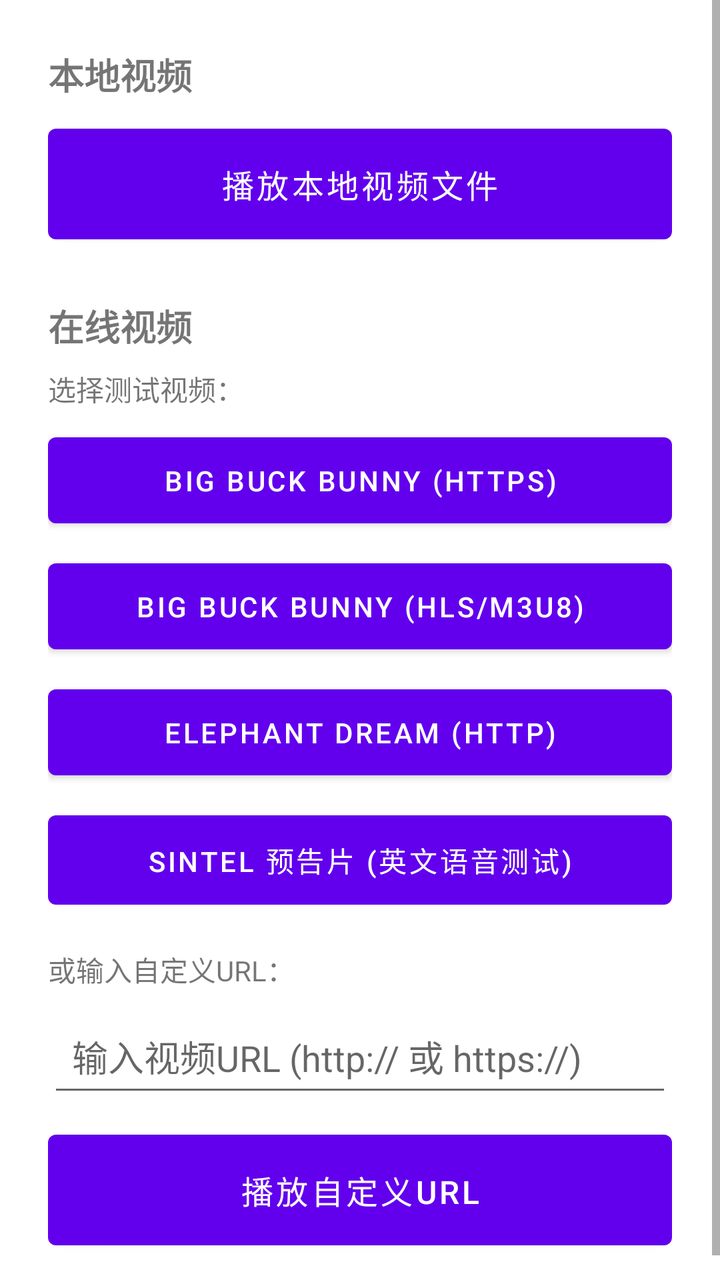
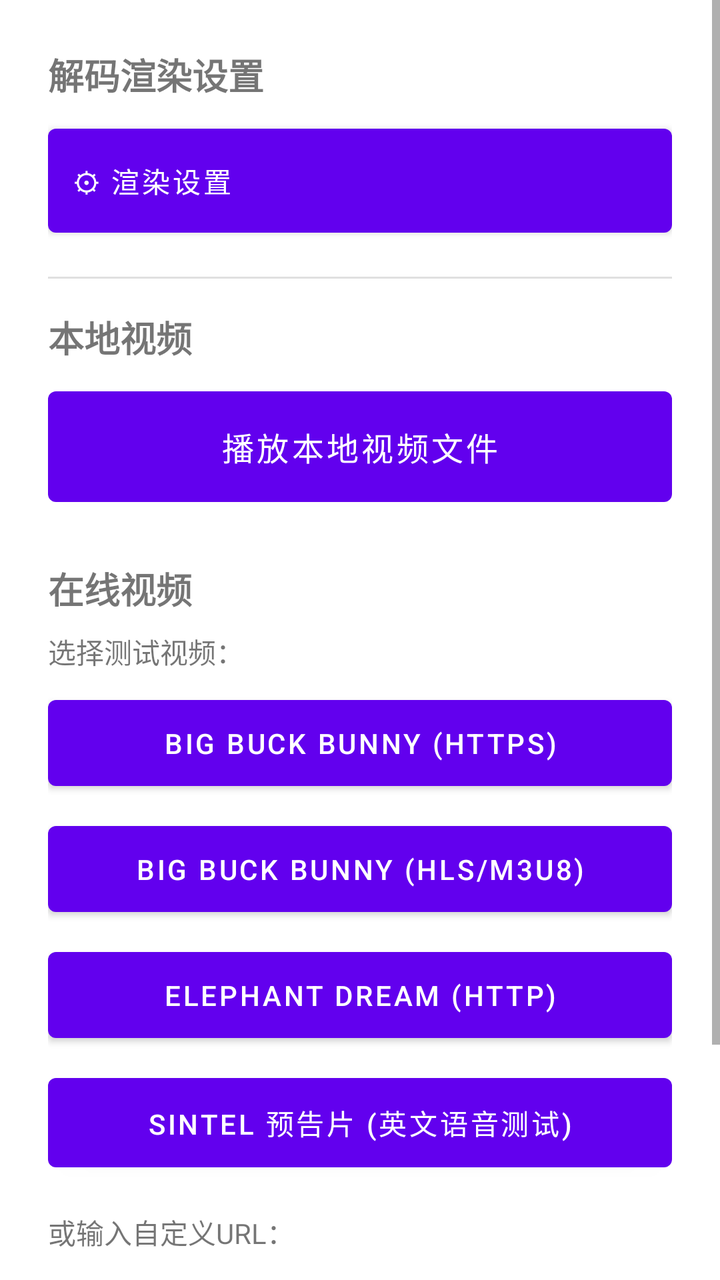

Screens rendered from an Android XML layout before and after an edit, with the pre-edit source and the edit as a unified diff.
<!-- AndroidManifest.xml: application theme Theme.MyPlayer -->
<!-- res/layout/main_activity_layout.xml -->
<?xml version="1.0" encoding="utf-8"?>
<ScrollView xmlns:android="http://schemas.android.com/apk/res/android"
    android:layout_width="match_parent"
    android:layout_height="match_parent"
    android:fillViewport="true">

    <LinearLayout
        android:layout_width="match_parent"
        android:layout_height="wrap_content"
        android:orientation="vertical"
        android:padding="24dp">

        
        <TextView
            android:layout_width="wrap_content"
            android:layout_height="wrap_content"
            android:text="本地视频"
            android:textSize="18sp"
            android:textStyle="bold"
            android:layout_marginBottom="8dp" />

        <Button
            android:id="@+id/btn_play_video"
            android:layout_width="match_parent"
            android:layout_height="wrap_content"
            android:text="播放本地视频文件"
            android:textSize="16sp"
            android:padding="16dp"
            android:layout_marginBottom="24dp" />

        
        <TextView
            android:layout_width="wrap_content"
            android:layout_height="wrap_content"
            android:text="在线视频"
            android:textSize="18sp"
            android:textStyle="bold"
            android:layout_marginBottom="8dp" />

        
        <TextView
            android:layout_width="wrap_content"
            android:layout_height="wrap_content"
            android:text="选择测试视频："
            android:textSize="14sp"
            android:layout_marginBottom="8dp" />

        <Button
            android:id="@+id/btn_play_video_1"
            android:layout_width="match_parent"
            android:layout_height="wrap_content"
            android:text="Big Buck Bunny (HTTPS)"
            android:textSize="14sp"
            android:padding="12dp"
            android:layout_marginBottom="8dp" />

        <Button
            android:id="@+id/btn_play_video_2"
            android:layout_width="match_parent"
            android:layout_height="wrap_content"
            android:text="Big Buck Bunny (HLS/m3u8)"
            android:textSize="14sp"
            android:padding="12dp"
            android:layout_marginBottom="8dp" />

        <Button
            android:id="@+id/btn_play_video_3"
            android:layout_width="match_parent"
            android:layout_height="wrap_content"
            android:text="Elephant Dream (HTTP)"
            android:textSize="14sp"
            android:padding="12dp"
            android:layout_marginBottom="8dp" />

        <Button
            android:id="@+id/btn_play_cctv_news"
            android:layout_width="match_parent"
            android:layout_height="wrap_content"
            android:text="Sintel 预告片 (英文语音测试)"
            android:textSize="14sp"
            android:padding="12dp"
            android:layout_marginBottom="16dp" />

        
        <TextView
            android:layout_width="wrap_content"
            android:layout_height="wrap_content"
            android:text="或输入自定义URL："
            android:textSize="14sp"
            android:layout_marginBottom="8dp" />

        <EditText
            android:id="@+id/et_custom_url"
            android:layout_width="match_parent"
            android:layout_height="wrap_content"
            android:hint="输入视频URL (http:// 或 https://)"
            android:inputType="textUri"
            android:minHeight="48dp"
            android:padding="12dp"
            android:layout_marginBottom="8dp" />

        <Button
            android:id="@+id/btn_play_custom_url"
            android:layout_width="match_parent"
            android:layout_height="wrap_content"
            android:text="播放自定义URL"
            android:textSize="16sp"
            android:padding="16dp" />

    </LinearLayout>

</ScrollView>
<!-- resources referenced by this layout -->
<resources>
  <style name="Theme.MyPlayer" parent="Theme.MaterialComponents.DayNight.DarkActionBar">
          
          <item name="colorPrimary">@color/purple_500</item>
          <item name="colorPrimaryVariant">@color/purple_700</item>
          <item name="colorOnPrimary">@color/white</item>
          
          <item name="colorSecondary">@color/teal_200</item>
          <item name="colorSecondaryVariant">@color/teal_700</item>
          <item name="colorOnSecondary">@color/black</item>
          
          <item name="android:statusBarColor">?attr/colorPrimaryVariant</item>
          
      </style>
  <color name="purple_500">#FF6200EE</color>
  <color name="purple_700">#FF3700B3</color>
  <color name="white">#FFFFFFFF</color>
  <color name="teal_200">#FF03DAC5</color>
  <color name="teal_700">#FF018786</color>
  <color name="black">#FF000000</color>
</resources>

<!-- the commit's change to res/layout/main_activity_layout.xml (unified diff, before → after) -->
@@ -9,6 +9,32 @@
         android:layout_height="wrap_content"
         android:orientation="vertical"
         android:padding="24dp">
+
+        
+        <TextView
+            android:layout_width="wrap_content"
+            android:layout_height="wrap_content"
+            android:text="解码渲染设置"
+            android:textSize="18sp"
+            android:textStyle="bold"
+            android:layout_marginBottom="8dp" />
+
+        <Button
+            android:id="@+id/btn_render_settings"
+            android:layout_width="match_parent"
+            android:layout_height="wrap_content"
+            android:text="⚙ 渲染设置"
+            android:textSize="14sp"
+            android:padding="12dp"
+            android:minHeight="64dp"
+            android:textAlignment="textStart"
+            android:layout_marginBottom="16dp" />
+
+        <View
+            android:layout_width="match_parent"
+            android:layout_height="1dp"
+            android:background="#E0E0E0"
+            android:layout_marginBottom="16dp" />
 
         
         <TextView
